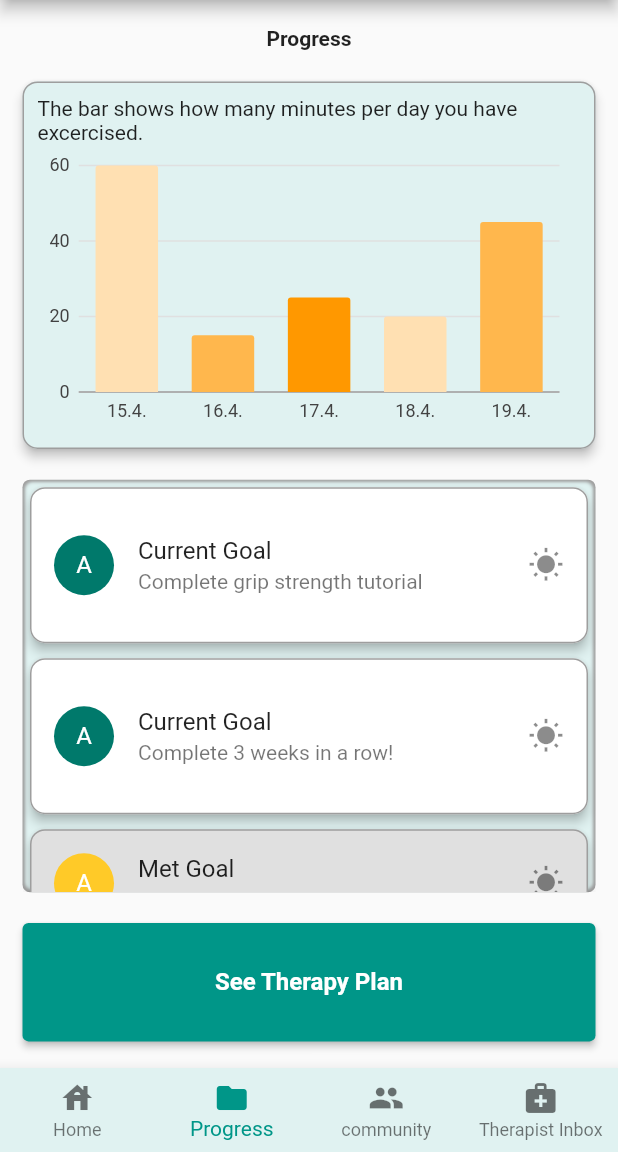
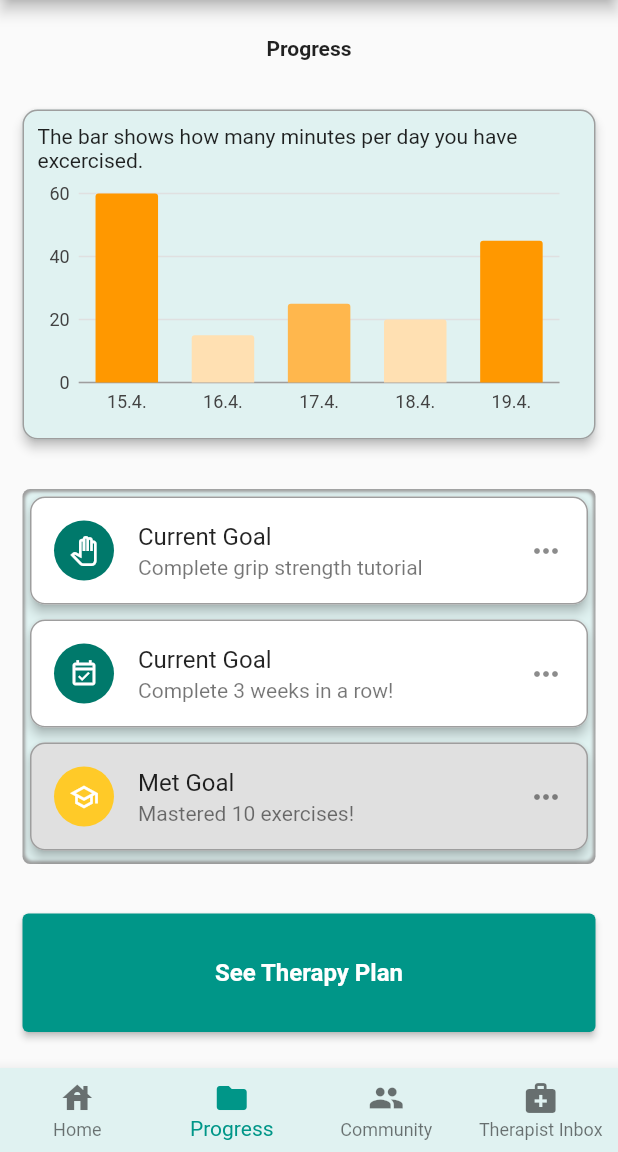
Before and after one commit to ellamac/therappy, a Flutter app: the screen it shows after launch, item 2 of the bottom bar chosen, on a phone screen of 412 x 824 dp, the part 84-1236 px from its top. Run offline on Flutter 3.47's test engine with Material 2 defaults, Android fonts, the phone set to English and light mode, and no system bars; our stand-ins replace charts_flutter.

Commit message:
final fixes for everything

```diff
--- a/therappy/lib/appframe.dart
+++ b/therappy/lib/appframe.dart
@@ -66,7 +66,7 @@ class _AppFrameState extends State<AppFrame> {
         items: const <BottomNavigationBarItem>[
           BottomNavigationBarItem(icon: Icon(Icons.house), label: 'Home'),
           BottomNavigationBarItem(icon: Icon(Icons.folder), label: 'Progress'),
-          BottomNavigationBarItem(icon: Icon(Icons.group), label: 'community'),
+          BottomNavigationBarItem(icon: Icon(Icons.group), label: 'Community'),
           BottomNavigationBarItem(
               icon: Icon(Icons.medical_services), label: 'Therapist Inbox'),
         ],
--- a/therappy/lib/views/contact.dart
+++ b/therappy/lib/views/contact.dart
@@ -11,6 +11,7 @@ class Contact extends StatefulWidget {
 class _ContactState extends State<Contact> {
   @override
   Widget build(BuildContext context) {
-    return const Text('Hi! I am the Contact view ;)');
+    return const Text(
+        'Hi, I am the Therapist Inbox view! This page has not been implemented yet. Check out Progress and Community instead! :)');
   }
 }
--- a/therappy/lib/views/home.dart
+++ b/therappy/lib/views/home.dart
@@ -11,6 +11,7 @@ class Home extends StatefulWidget {
 class _HomeState extends State<Home> {
   @override
   Widget build(BuildContext context) {
-    return const Text('Hi! I am the Home view ;)');
+    return const Text(
+        'Hi, I am the Home view! This page has not been implemented yet. Check out Progress and Community instead! :)');
   }
 }
--- a/therappy/lib/views/progress.dart
+++ b/therappy/lib/views/progress.dart
@@ -17,16 +17,16 @@ class _ProgressState extends State<Progress> {
     ProgressSeries(
       date: "15.4.",
       mins: 60,
-      barColor: charts.ColorUtil.fromDartColor(Colors.orange.shade100),
+      barColor: charts.ColorUtil.fromDartColor(Colors.orange.shade500),
     ),
     ProgressSeries(
         date: "16.4.",
         mins: 15,
-        barColor: charts.ColorUtil.fromDartColor(Colors.orange.shade300)),
+        barColor: charts.ColorUtil.fromDartColor(Colors.orange.shade100)),
     ProgressSeries(
         date: "17.4.",
         mins: 25,
-        barColor: charts.ColorUtil.fromDartColor(Colors.orange.shade500)),
+        barColor: charts.ColorUtil.fromDartColor(Colors.orange.shade300)),
     ProgressSeries(
       date: "18.4.",
       mins: 20,
@@ -35,7 +35,7 @@ class _ProgressState extends State<Progress> {
     ProgressSeries(
       date: "19.4.",
       mins: 45,
-      barColor: charts.ColorUtil.fromDartColor(Colors.orange.shade300),
+      barColor: charts.ColorUtil.fromDartColor(Colors.orange.shade500),
     ),
   ];
 
@@ -54,7 +54,7 @@ class _ProgressState extends State<Progress> {
 
         /* PROGRESS CHART */
         SizedBox(
-            height: 275,
+            height: 250,
             child: Card(
               color: Colors.teal[50],
               margin: const EdgeInsets.symmetric(vertical: 15.0),
@@ -79,38 +79,38 @@ class _ProgressState extends State<Progress> {
         /* GOALS */
         InnerShadowCard(
           child: SizedBox(
-            height: 275.0,
+            height: 250.0,
             child: ListView(
               children: const <Widget>[
                 GoalWidget(
                   goal: "Current Goal",
+                  goalIcon: Icons.pan_tool_outlined,
                   explanation: "Complete grip strength tutorial",
                   done: false,
-                  trail: Icon(Icons.wb_sunny),
                 ),
                 GoalWidget(
                   goal: "Current Goal",
+                  goalIcon: Icons.event_available_outlined,
                   explanation: "Complete 3 weeks in a row!",
                   done: false,
-                  trail: Icon(Icons.wb_sunny),
                 ),
                 GoalWidget(
                   goal: "Met Goal",
+                  goalIcon: Icons.school_outlined,
                   explanation: "Mastered 10 exercises!",
                   done: true,
-                  trail: Icon(Icons.wb_sunny),
                 ),
                 GoalWidget(
                   goal: "Met Goal",
+                  goalIcon: Icons.event_available_outlined,
                   explanation: "2 Weeks in a row!",
                   done: true,
-                  trail: Icon(Icons.wb_sunny),
                 ),
                 GoalWidget(
                   goal: "Met Goal",
+                  goalIcon: Icons.event_available_outlined,
                   explanation: "1 Week in a row!",
                   done: true,
-                  trail: Icon(Icons.wb_sunny),
                 ),
               ],
             ),
--- a/therappy/lib/widgets/community_post_widget.dart
+++ b/therappy/lib/widgets/community_post_widget.dart
@@ -1,7 +1,5 @@
 import 'package:flutter/material.dart';
 import 'package:therappy/widgets/post_menu_widget.dart';
-import 'package:therappy/widgets/post_menu_widget.dart';
-
 
 /* import and use with PostWidget(name, message, isSelf)*/
 /* name = a String with the name the user who posted message (e.g. "Merja Järvinen") */
@@ -44,8 +42,10 @@ class PostWidget extends StatelessWidget {
               /*content of posted message*/
               subtitle: Column(
                 //used align widget as some of the text was strangely aligned, this fixed it
-                children: <Widget>[Align(alignment: Alignment.topLeft, child:Text(message)),
-                  Align(alignment: Alignment.bottomRight, child: PostMenu()),
+                children: <Widget>[
+                  Align(alignment: Alignment.topLeft, child: Text(message)),
+                  const Align(
+                      alignment: Alignment.bottomRight, child: PostMenu()),
                 ],
               ),
             ),
--- a/therappy/lib/widgets/goal_widget.dart
+++ b/therappy/lib/widgets/goal_widget.dart
@@ -9,15 +9,15 @@ class GoalWidget extends StatelessWidget {
   const GoalWidget({
     Key? key,
     required this.goal,
+    required this.goalIcon,
     required this.explanation,
     required this.done,
-    required this.trail,
   }) : super(key: key);
 
   final String goal;
+  final IconData goalIcon;
   final String explanation;
   final bool done;
-  final Icon trail;
 
   @override
   Widget build(BuildContext context) {
@@ -25,15 +25,16 @@ class GoalWidget extends StatelessWidget {
         ? Card(
             child: ListTile(
               leading: CircleAvatar(
-                child: const Text(
-                  'A',
-                  style: TextStyle(color: Colors.white),
+                child: Icon(
+                  goalIcon,
+                  color: Colors.white,
+                  size: 20,
                 ),
                 backgroundColor: Colors.amber.shade400,
               ),
               title: Text(goal),
               subtitle: Text(explanation),
-              trailing: trail,
+              trailing: const Icon(Icons.more_horiz),
             ),
             margin: const EdgeInsets.all(5.0),
             color: Colors.grey[300],
@@ -45,11 +46,17 @@ class GoalWidget extends StatelessWidget {
           )
         : Card(
             child: ListTile(
-              leading: const CircleAvatar(child: Text('A')),
+              leading: CircleAvatar(
+                child: Icon(
+                  goalIcon,
+                  color: Colors.white,
+                  size: 20,
+                ),
+              ),
               title: Text(goal),
               subtitle: Text(explanation),
-              trailing: trail,
-              contentPadding: const EdgeInsets.all(16.0),
+              trailing: const Icon(Icons.more_horiz),
+              minVerticalPadding: 0,
             ),
           );
   }
--- a/therappy/lib/widgets/post_menu_widget.dart
+++ b/therappy/lib/widgets/post_menu_widget.dart
@@ -1,28 +1,27 @@
 import 'package:flutter/material.dart';
-
 
 /* import and use with PostMenu()*/
 
-
 class PostMenu extends StatelessWidget {
+  const PostMenu({Key? key}) : super(key: key);
 
   @override
   Widget build(BuildContext context) {
     return PopupMenuButton(
         icon: const Icon(Icons.more_horiz),
         itemBuilder: (context) => [
-          PopupMenuItem(child: Row(
-            children: const <Widget> [
+              PopupMenuItem(
+                  child: Row(children: const <Widget>[
                 Icon(Icons.edit, color: Colors.teal),
                 SizedBox(width: 10),
-              Text("Edit")]
-          )),
-          PopupMenuItem(child: Row(
-          children: const <Widget> [
+                Text("Edit")
+              ])),
+              PopupMenuItem(
+                  child: Row(children: const <Widget>[
                 Icon(Icons.delete, color: Colors.teal),
                 SizedBox(width: 10),
-            Text("Delete")]
-    ))
+                Text("Delete")
+              ]))
             ]);
   }
 }
--- a/therappy/pubspec.yaml
+++ b/therappy/pubspec.yaml
@@ -61,6 +61,8 @@ flutter:
   # To add assets to your application, add an assets section, like this:
   assets:
   - images/grip.jpeg
+  - images/calendar.jpeg
+  - images/exercise.jpeg
   #   - images/a_dot_ham.jpeg
 
   # An image asset can refer to one or more resolution-specific "variants", see
```
Also changed, not shown: therappy/images/calendar.jpeg (added), therappy/images/exercise.jpeg (added), therappy/images/grip.jpeg. Lines whose indentation alone changed are shown as unchanged.
